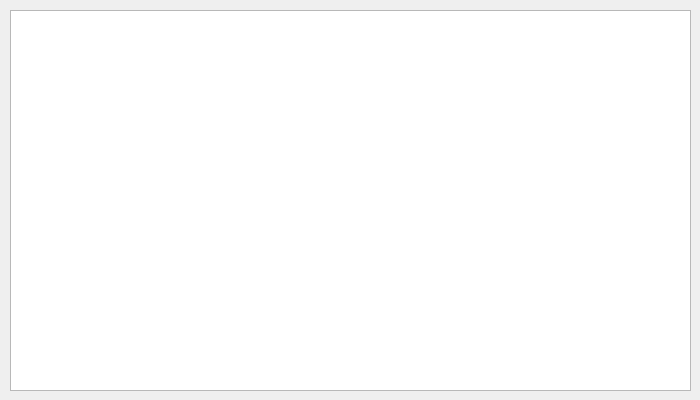
The window that 3/Homework 3/task_4_1/GameComponent/mainwindow.ui (Dervun/Homeworks) describes before a commit, drawn with Qt 5.
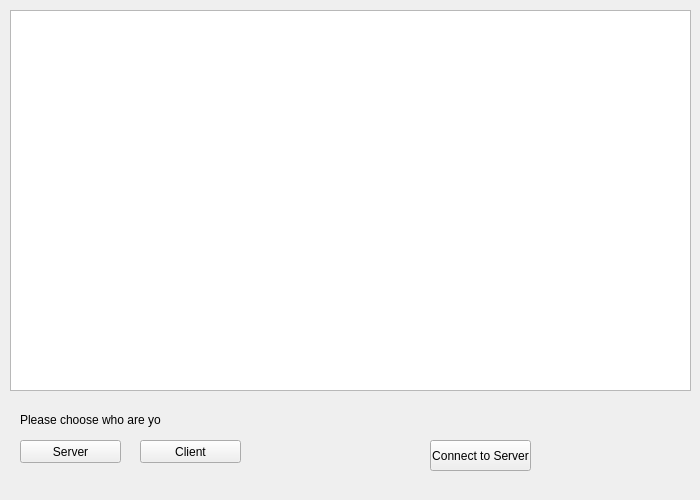
The same window after the commit.

```diff
--- a/3/Homework 3/task_4_1/GameComponent/mainwindow.ui
+++ b/3/Homework 3/task_4_1/GameComponent/mainwindow.ui
@@ -7,19 +7,19 @@
     <x>0</x>
     <y>0</y>
     <width>700</width>
-    <height>400</height>
+    <height>500</height>
    </rect>
   </property>
   <property name="minimumSize">
    <size>
     <width>700</width>
-    <height>400</height>
+    <height>500</height>
    </size>
   </property>
   <property name="maximumSize">
    <size>
     <width>700</width>
-    <height>400</height>
+    <height>500</height>
    </size>
   </property>
   <property name="windowTitle">
@@ -48,6 +48,58 @@
      </size>
     </property>
    </widget>
+   <widget class="QPushButton" name="serverButton">
+    <property name="geometry">
+     <rect>
+      <x>20</x>
+      <y>440</y>
+      <width>101</width>
+      <height>23</height>
+     </rect>
+    </property>
+    <property name="text">
+     <string>Server</string>
+    </property>
+   </widget>
+   <widget class="QPushButton" name="clientButton">
+    <property name="geometry">
+     <rect>
+      <x>140</x>
+      <y>440</y>
+      <width>101</width>
+      <height>23</height>
+     </rect>
+    </property>
+    <property name="text">
+     <string>Client</string>
+    </property>
+   </widget>
+   <widget class="QPushButton" name="connectButton">
+    <property name="geometry">
+     <rect>
+      <x>430</x>
+      <y>440</y>
+      <width>101</width>
+      <height>31</height>
+     </rect>
+    </property>
+    <property name="text">
+     <string>Connect to Server</string>
+    </property>
+   </widget>
+   <widget class="QLabel" name="label">
+    <property name="geometry">
+     <rect>
+      <x>20</x>
+      <y>410</y>
+      <width>141</width>
+      <height>20</height>
+     </rect>
+    </property>
+    <property name="text">
+     <string>Please choose who are you:</string>
+    </property>
+   </widget>
   </widget>
  </widget>
  <layoutdefault spacing="6" margin="11"/>
```
Left out of the diff: 2 changed lines with no effect on the pictures.
